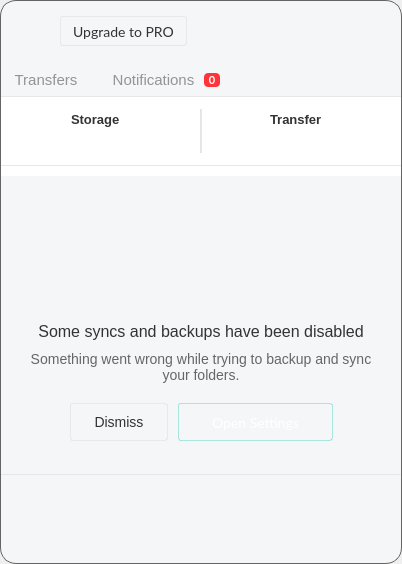
Before: the Qt Designer form src/MEGASync/gui/linux/InfoDialog.ui in meganz/MEGAsync, drawn with Qt 5.
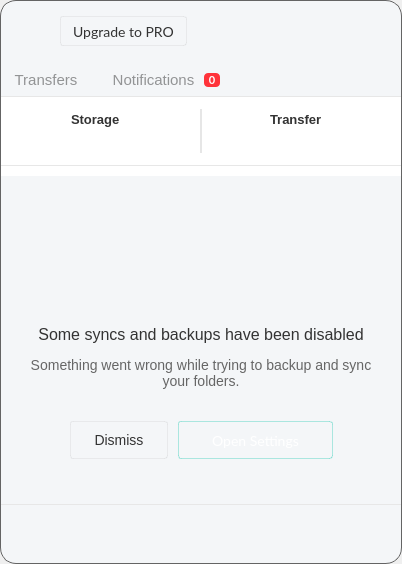
After: the same form once the commit is applied. Icons and pictures are not drawn. Custom widgets are drawn as their Qt base class.

Commit message: Remove wBlocked and related UI elements. No needed anymore.

```diff
--- a/src/MEGASync/gui/linux/InfoDialog.ui
+++ b/src/MEGASync/gui/linux/InfoDialog.ui
@@ -3673,69 +3673,6 @@
             <property name="bottomMargin">
              <number>0</number>
             </property>
-            <item>
-             <widget class="QWidget" name="wBlocked" native="true">
-              <property name="sizePolicy">
-               <sizepolicy hsizetype="Preferred" vsizetype="Fixed">
-                <horstretch>0</horstretch>
-                <verstretch>0</verstretch>
-               </sizepolicy>
-              </property>
-              <property name="minimumSize">
-               <size>
-                <width>0</width>
-                <height>30</height>
-               </size>
-              </property>
-              <property name="maximumSize">
-               <size>
-                <width>16777215</width>
-                <height>30</height>
-               </size>
-              </property>
-              <property name="styleSheet">
-               <string notr="true"/>
-              </property>
-              <layout class="QHBoxLayout" name="horizontalLayout_12">
-               <property name="spacing">
-                <number>0</number>
-               </property>
-               <property name="leftMargin">
-                <number>3</number>
-               </property>
-               <property name="topMargin">
-                <number>6</number>
-               </property>
-               <property name="rightMargin">
-                <number>3</number>
-               </property>
-               <property name="bottomMargin">
-                <number>6</number>
-               </property>
-               <item>
-                <widget class="QLabel" name="lSDKblock">
-                 <property name="styleSheet">
-                  <string notr="true">#lSDKblock
-{
-	color: #333333;
-  font-family: &quot;Lato&quot;;
-  font-size: 13px;
-}</string>
-                 </property>
-                 <property name="text">
-                  <string/>
-                 </property>
-                 <property name="alignment">
-                  <set>Qt::AlignCenter</set>
-                 </property>
-                 <property name="openExternalLinks">
-                  <bool>true</bool>
-                 </property>
-                </widget>
-               </item>
-              </layout>
-             </widget>
-            </item>
             <item>
              <widget class="QWidget" name="wBottom" native="true">
               <property name="sizePolicy">
```
The commit also changes 1 other file.
